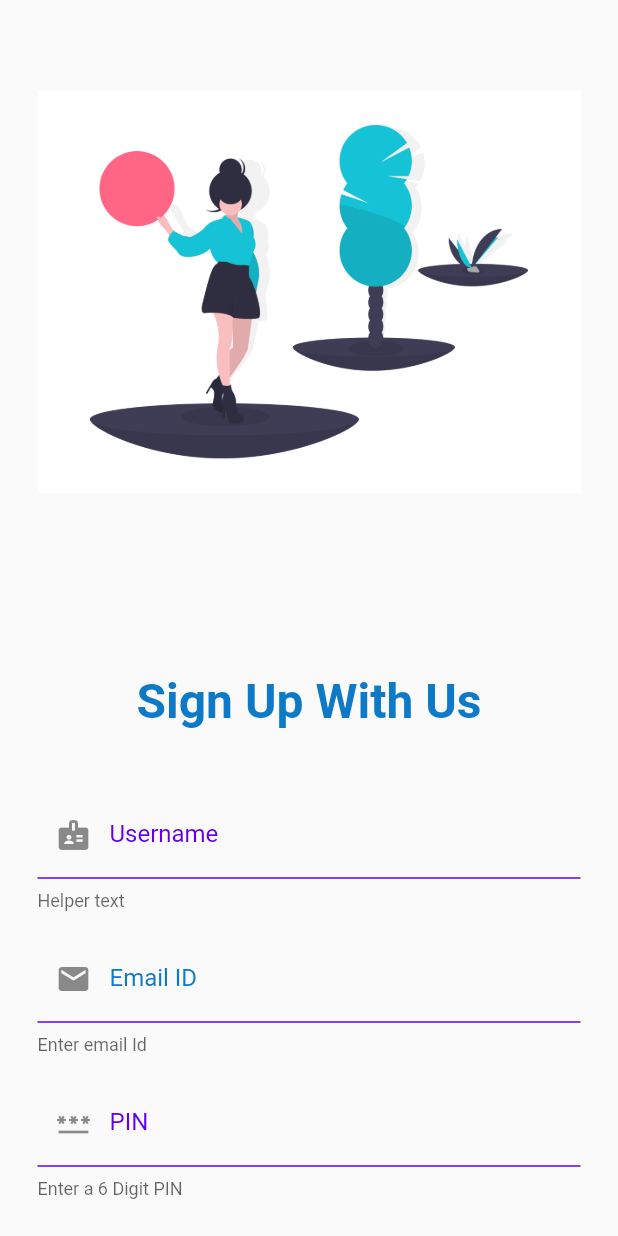
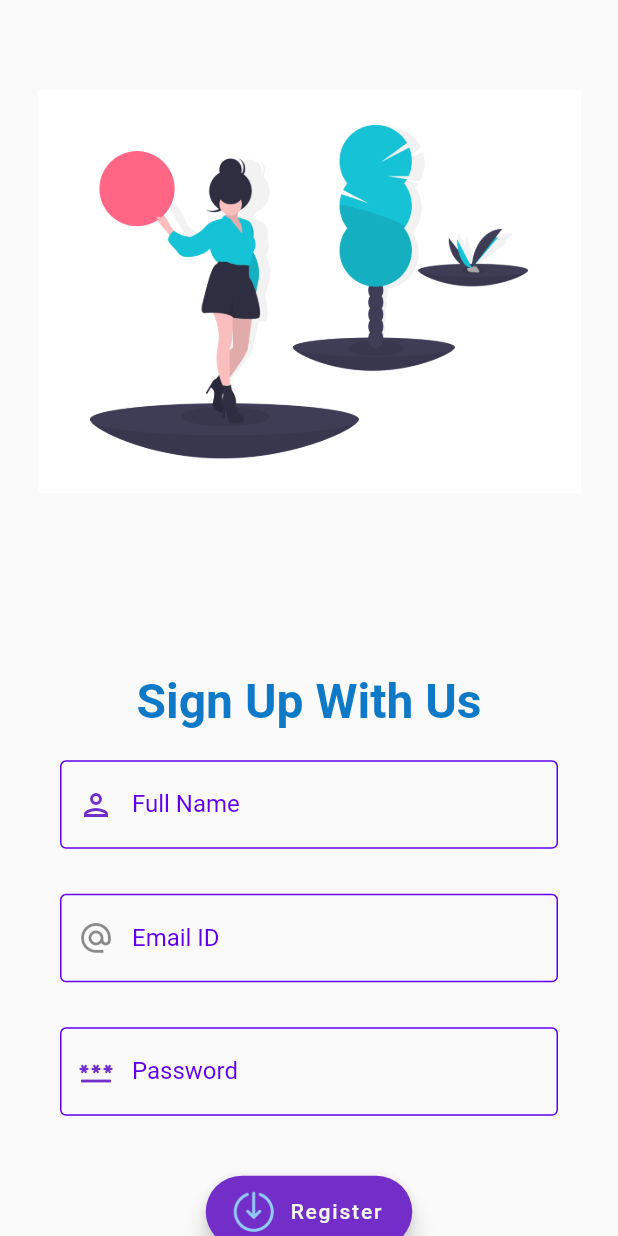
Before and after one commit to reuben21/blockchain_in_healthcare_android_web_support, a Flutter app: the screen it shows after launch, on a phone screen of 412 x 824 dp. Run offline on Flutter 3.47's test engine with Material 2 defaults, Android fonts, the phone set to English and light mode, and no system bars; drawn by our look-alikes of flutter_form_builder; our stand-ins replace bottom_navy_bar, carousel_slider, cloud_firestore, firebase_auth, firebase_core, form_builder_validators and 6 more; missing offline and left inert: qr_code_scanner, web3dart; accounts and stored records are empty; Roboto replaces fonts that are missing (Handlee); project files that could hold a hidden picture were left out.

Commit message:
Updated Code

```diff
--- a/lib/main.dart
+++ b/lib/main.dart
@@ -6,6 +6,7 @@ import 'dart:io';
 
 import 'package:bic_android_web_support/databases/hive_database.dart';
 import 'package:bic_android_web_support/screens/auth_screens/login_screen.dart';
+import 'package:firebase_core/firebase_core.dart';
 import 'package:hive_flutter/hive_flutter.dart';
 
 import '../providers/ipfs.dart';
@@ -30,6 +31,7 @@ import 'package:provider/provider.dart';
 // ignore_for_file: prefer_const_constructors
 Future<void> main() async {
    WidgetsFlutterBinding.ensureInitialized();
+   await Firebase.initializeApp();
 
   await Hive.initFlutter();
 
--- a/lib/screens/auth_screens/sign_up_screen.dart
+++ b/lib/screens/auth_screens/sign_up_screen.dart
@@ -1,4 +1,7 @@
 import 'dart:math';
+
+import 'package:cloud_firestore/cloud_firestore.dart';
+import 'package:firebase_auth/firebase_auth.dart';
 
 import '../../providers/patient.dart';
 import 'login_screen.dart';
@@ -21,6 +24,8 @@ class SignUpScreen extends StatefulWidget {
 }
 
 class _SignUpScreenState extends State<SignUpScreen> {
+  FirebaseAuth auth = FirebaseAuth.instance;
+  CollectionReference users = FirebaseFirestore.instance.collection('users');
 
 
   @override
@@ -35,6 +40,41 @@ class _SignUpScreenState extends State<SignUpScreen> {
 
   final _formKey = GlobalKey<FormBuilderState>();
 
+  void _submit(String name,String emailId,String password) async {
+    try {
+      auth.createUserWithEmailAndPassword(email:  emailId, password: password).then((value) => {
+
+        users
+            .add({
+          'id':value.user?.uid,
+          'full_name': name,
+        })
+            .then((value) => print("User Added"))
+      });
+    }   catch (error)  {
+      _showErrorDialog(error.toString());
+
+    }
+
+
+  }
+
+
+  void _showErrorDialog(String message) {
+    showDialog(
+        context: context,
+        builder: (ctx) => AlertDialog(
+          title: Text('An Error Occurred'),
+          content: Text(message),
+          actions: <Widget>[
+            TextButton(
+                onPressed: () {
+                  Navigator.of(ctx).pop();
+                },
+                child: Text('Okay'))
+          ],
+        ));
+  }
 
   @override
   Widget build(BuildContext context) {
@@ -63,141 +103,106 @@ class _SignUpScreenState extends State<SignUpScreen> {
                       const SizedBox(
                         height: 5,
                       ),
-                      const SizedBox(height: 35,),
-                      FormBuilderTextField(
+                      Padding(
+                          padding: const EdgeInsets.all(15),
+                          child: FormBuilderTextField(
+
                             maxLines: 1,
                             name: 'name',
-                        decoration: const InputDecoration(
-
-                          prefixIcon: Icon(Icons.badge),
-                          border: OutlineInputBorder(),
-                          labelText: 'Username',
-                          labelStyle: TextStyle(
+                            decoration: InputDecoration(
+                              labelText:'Full Name',
+                              prefixIcon:
+                              Icon(Icons.person_outlined,color: Theme.of(context).primaryColor,),
+                              border: const OutlineInputBorder(),
+                              labelStyle: const TextStyle(
                                 color: Color(0xFF6200EE),
                               ),
-                          helperText: 'Helper text',
-
-                          enabledBorder: UnderlineInputBorder(
-                            borderSide: BorderSide(color: Color(0xFF6200EE)),
+                              errorBorder: const OutlineInputBorder(
+                                borderSide:
+                                BorderSide(color: Color(0xFF6200EE)),
+                              ),
+                              focusedErrorBorder: const OutlineInputBorder(
+                                borderSide:
+                                BorderSide(color: Color(0xFF6200EE)),
+                              ),
+                              enabledBorder: const OutlineInputBorder(
+                                borderSide:
+                                BorderSide(color: Color(0xFF6200EE)),
                               ),
                             ),
 
                             // valueTransformer: (text) => num.tryParse(text),
-                        validator: FormBuilderValidators.compose([
-                          FormBuilderValidators.required(context),
-                          FormBuilderValidators.max(context, 20),
-                        ]),
-                        keyboardType: TextInputType.name,
-                      ),
-                      const SizedBox(height: 15,),
-                      FormBuilderTextField(
+                            validator: FormBuilderValidators.compose(
+                                [FormBuilderValidators.required(context)]),
+                          )),
+                      Padding(
+                          padding: const EdgeInsets.all(15),
+                          child: FormBuilderTextField(
+
                             maxLines: 1,
                             name: 'emailId',
                             decoration: const InputDecoration(
-                          prefixIcon: Icon(Icons.email),
+                              labelText:'Email ID',
+                              prefixIcon:
+                              Icon(Icons.alternate_email_outlined),
                               border: OutlineInputBorder(),
-                          labelText: 'Email ID',
                               labelStyle: TextStyle(
-                            color: kSecondaryColor,
+                                color: Color(0xFF6200EE),
                               ),
-                          helperText: 'Enter email Id',
-
-                          enabledBorder: UnderlineInputBorder(
-                            borderSide: BorderSide(color: Color(0xFF6200EE)),
+                              errorBorder: OutlineInputBorder(
+                                borderSide:
+                                BorderSide(color: Color(0xFF6200EE)),
+                              ),
+                              focusedErrorBorder: OutlineInputBorder(
+                                borderSide:
+                                BorderSide(color: Color(0xFF6200EE)),
+                              ),
+                              enabledBorder: OutlineInputBorder(
+                                borderSide:
+                                BorderSide(color: Color(0xFF6200EE)),
                               ),
                             ),
 
                             // valueTransformer: (text) => num.tryParse(text),
-                        validator: FormBuilderValidators.compose([
-                          FormBuilderValidators.required(context),
-                          FormBuilderValidators.max(context, 20),
-                        ]),
-                        keyboardType: TextInputType.emailAddress,
-                      ),
-                      const SizedBox(height: 15,),
-
-                      FormBuilderTextField(
+                            validator: FormBuilderValidators.compose(
+                                [FormBuilderValidators.required(context)]),
+                          )),
+                      Padding(
+                          padding: const EdgeInsets.all(15),
+                          child: FormBuilderTextField(
+                            obscureText: true,
                             maxLines: 1,
-                        name: 'PIN',
-                        obscureText: true,
-                        decoration: const InputDecoration(
-                          prefixIcon: Icon(Icons.password),
-                          labelText: 'PIN',
-                          border: OutlineInputBorder(),
-                          labelStyle: TextStyle(
+                            name: 'password',
+                            decoration: InputDecoration(
+                              labelText:'Password',
+                              prefixIcon:
+                              Icon(Icons.password,color: Theme.of(context).primaryColor,),
+                              border: const OutlineInputBorder(),
+                              labelStyle: const TextStyle(
                                 color: Color(0xFF6200EE),
                               ),
-                          helperText: 'Enter a 6 Digit PIN',
-
-                          enabledBorder: UnderlineInputBorder(
-                            borderSide: BorderSide(color: Color(0xFF6200EE)),
+                              errorBorder: const OutlineInputBorder(
+                                borderSide:
+                                BorderSide(color: Color(0xFF6200EE)),
+                              ),
+                              focusedErrorBorder: const OutlineInputBorder(
+                                borderSide:
+                                BorderSide(color: Color(0xFF6200EE)),
+                              ),
+                              enabledBorder: const OutlineInputBorder(
+                                borderSide:
+                                BorderSide(color: Color(0xFF6200EE)),
                               ),
                             ),
 
                             // valueTransformer: (text) => num.tryParse(text),
-                        validator: FormBuilderValidators.compose([
-                          FormBuilderValidators.required(context),
+                            validator: FormBuilderValidators.compose(
+                                [FormBuilderValidators.required(context)]),
+                          )),
 
 
-                          FormBuilderValidators.maxLength(context, 6)
-                        ]),
-                        keyboardType: TextInputType.number,
-                      ),
-                      const SizedBox(height: 15,),
-                      FormBuilderTextField(
-                        maxLines: 1,
-                        name: 'hospitalAddress',
-                        decoration: const InputDecoration(
-                          prefixIcon: Icon(
-                            Icons.local_hospital,
-                          ),
-                          labelText: 'Hospital Address',
-                          border: OutlineInputBorder(),
-                          labelStyle: TextStyle(
-                            color: Color(0xFF6200EE),
-                          ),
-                          helperText: 'Enter Hex Hospital Address',
 
-                          enabledBorder: UnderlineInputBorder(
-                            borderSide: BorderSide(color: Color(0xFF6200EE)),
-                          ),
-                        ),
 
-                        // valueTransformer: (text) => num.tryParse(text),
-                        validator: FormBuilderValidators.compose([
-                          FormBuilderValidators.required(context),
-
-                        ]),
-
-                      ),
-                      const SizedBox(height: 15,),
-                      FormBuilderTextField(
-                        maxLines: 1,
-                        name: 'privateAddress',
-                        decoration: const InputDecoration(
-                          prefixIcon: Icon(
-                            Icons.account_balance_wallet,
-                          ),
-                          labelText: 'Your Private Address',
-                          border: OutlineInputBorder(),
-                          labelStyle: TextStyle(
-                            color: Color(0xFF6200EE),
-                          ),
-                          helperText: 'Enter Hex Private Address',
-
-                          enabledBorder: UnderlineInputBorder(
-                            borderSide: BorderSide(color: Color(0xFF6200EE)),
-                          ),
-                        ),
-
-                        // valueTransformer: (text) => num.tryParse(text),
-                        validator: FormBuilderValidators.compose([
-                          FormBuilderValidators.required(context),
-
-                        ]),
-
-                      ),
-                      const SizedBox(height: 15,),
 
                     ],
                   ),
@@ -211,39 +216,37 @@ class _SignUpScreenState extends State<SignUpScreen> {
             crossAxisAlignment: CrossAxisAlignment.center,
             //Center Row contents vertically,
             children: <Widget>[
-              MaterialButton(
-                minWidth: 50.0,
-                color: Theme
-                    .of(context)
-                    .accentColor,
-                child: const Text(
-                  "Submit",
-                  style: TextStyle(color: kSecondaryColor),
-                ),
+              FloatingActionButton.extended(
+                backgroundColor: Theme.of(context).colorScheme.primary,
+                foregroundColor: Theme.of(context).colorScheme.secondary,
                 onPressed: () async {
                   _formKey.currentState?.save();
                   if (_formKey.currentState?.validate() != null) {
 
+
+                    _submit(_formKey.currentState?.value["name"],_formKey.currentState?.value["emailId"],_formKey.currentState?.value["password"]);
+
+
+
+
                   } else {
                     print("validation failed");
                   }
+                  // Navigator.push(
+                  //   context,
+                  //   MaterialPageRoute(
+                  //     builder: (context) => WalletLogin(),
+                  //   ),
+                  // );
                 },
-              ),
-              MaterialButton(
-                minWidth: 50.0,
-                color: Theme
-                    .of(context)
-                    .colorScheme.secondary,
-                child: const Text(
-                  "Login",
-                  style: TextStyle(color: kSecondaryColor),
-                ),
-                onPressed: () async {
-                  Navigator.push(context,MaterialPageRoute(builder: (context) => LoginScreen()),);
-                },
+                icon: Image.asset("assets/icons/sign_in.png",color: Theme.of(context).backgroundColor,width: 32,height: 32,),
+                label: const Text('Register'),
               ),
 
-              SizedBox(width: 20),
+
+
+
+
 
             ],
           )
--- a/pubspec.yaml
+++ b/pubspec.yaml
@@ -46,6 +46,7 @@ dependencies:
   hive_flutter: ^1.1.0
 
   firebase_core: ^1.10.6
+  firebase_auth: ^3.3.4
 
 #  desktop_window: ^0.4.0 # ALL SYSTEMS LINUX MACOS WINDOWS
 
@@ -54,6 +55,7 @@ dependencies:
   # Use with the CupertinoIcons class for iOS style icons.
   cupertino_icons: ^1.0.4
   bottom_navy_bar: ^6.0.0
+  cloud_firestore: ^3.1.5
 
 
 dev_dependencies:
```
Also changed, not shown: pubspec.lock, 1 other file. Lines whose indentation alone changed are shown as unchanged.
